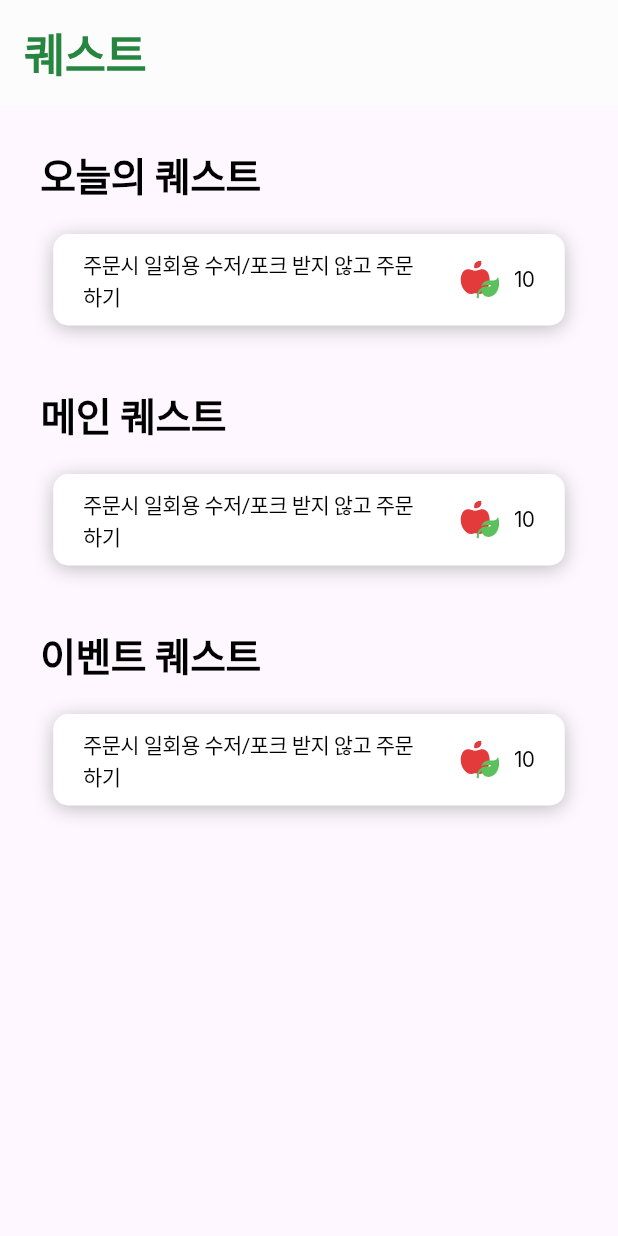
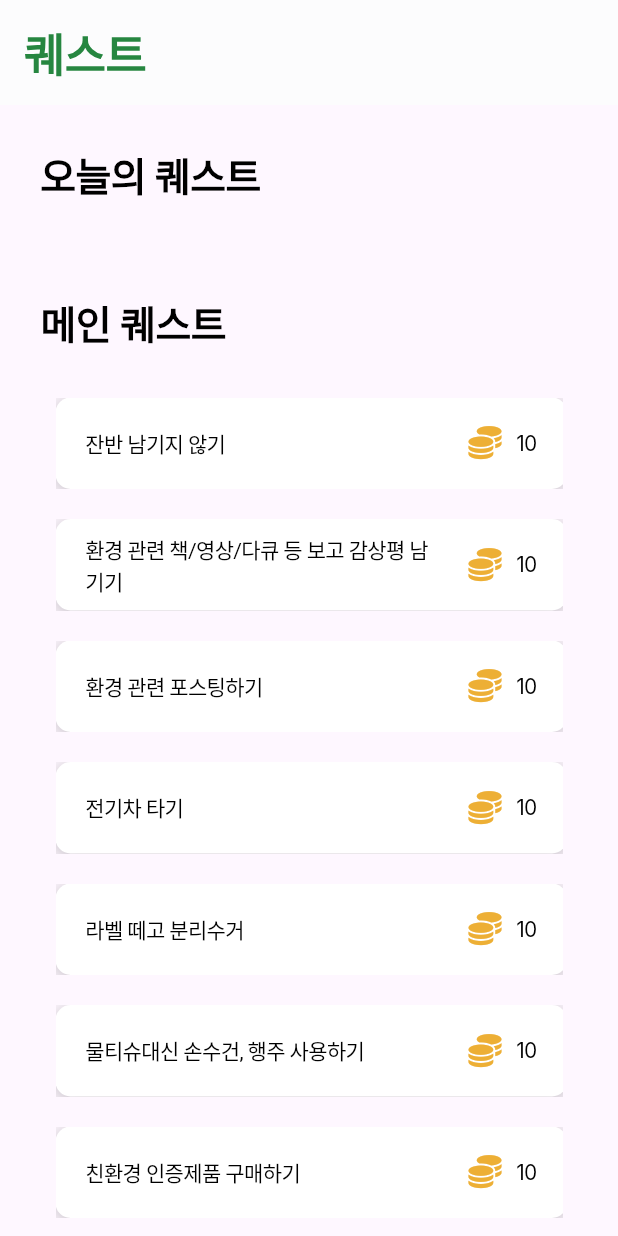
Before and after one commit to CLIP-CLImate-Protection/CLIP, a Flutter app: the screen it shows after launch, after a tap on "Go to Quest Page", on a phone screen of 412 x 824 dp. Run offline on Flutter 3.47's test engine with Material 3 defaults, Android fonts, the phone set to English and light mode, and no system bars; our stand-ins replace cloud_firestore, firebase_auth, firebase_core, flutter_svg, font_awesome_flutter, get and 2 more; missing offline and left inert: dart:html; accounts and stored records are empty; generated files the repository leaves out were written again; Roboto replaces fonts that are missing (Inter, Istok Web, Work Sans).

Commit message:
feat:add page

```diff
--- a/frontend/lib/fastAPI/models/Quest.dart
+++ b/frontend/lib/fastAPI/models/Quest.dart
@@ -2,21 +2,21 @@ class Quest {
   String? questName;
   String? questDescription;
   int? reward;
-  Enum? type;
+  String? type;
 
   Quest({this.questName, this.questDescription, this.reward, this.type});
 
   Quest.fromJson(Map<String, dynamic> json) {
-    questName = json['quest_name'];
-    questDescription = json['quest_description'];
+    questName = json['questName'];
+    questDescription = json['questDescription'];
     reward = json['reward'];
     type = json['type'];
   }
 
   Map<String, dynamic> toJson() {
     final Map<String, dynamic> data = <String, dynamic>{};
-    data['quest_name'] = questName;
-    data['quest_description'] = questDescription;
+    data['questName'] = questName;
+    data['questDescription'] = questDescription;
     data['reward'] = reward;
     data['type'] = type;
     return data;
--- a/frontend/lib/pages/quest/controller/quest_controller.dart
+++ b/frontend/lib/pages/quest/controller/quest_controller.dart
@@ -1,5 +1,36 @@
+import 'package:frontend/fastAPI/models/Quest.dart';
 import 'package:get/get.dart';
 
 class QuestMainController extends GetxController {
   static QuestMainController get instance => Get.find<QuestMainController>();
+
+  Future<void> getMainQuestList() async {
+    List<Map<String, dynamic>> fakeJsonData = [
+      {"questName": "잔반 남기지 않기", "questquestDescription": "Oh my god! Where are we?", "reward": 10, "type": "main"},
+      {"questName": "환경 관련 책/영상/다큐 등 보고 감상평 남기기", "questquestDescription": "I have no idea, but we need to find water and shelter fast!", "reward": 10},
+      {"questName": "환경 관련 포스팅하기", "questquestDescription": "But I can't see anything but sand here!", "reward": 10},
+      {"questName": "전기차 타기", "questquestDescription": "Let's start walking in that direction. Maybe we'll find something.", "reward": 10},
+      {
+        "questName": "라벨 떼고 분리수거",
+        "questDescription": "Oh my god! Where are we?Oh my god! Where are we?Oh my god! Where are we?Oh my god! Where are we?",
+        "reward": 10
+      },
+      {"questName": "물티슈대신 손수건, 행주 사용하기", "questDescription": "I have no idea, but we need to find water and shelter fast!", "reward": 10},
+      {"questName": "친환경 인증제품 구매하기", "questDescription": "Oh my god! Where are we?", "reward": 10},
+      {"questName": "친환경 비누 사용하기 ", "questDescription": "I have no idea, but we need to find water and shelter fast!", "reward": 10},
+      {"questName": "충전식 건전지 사용하기", "questDescription": "Oh my god! Where are we?", "reward": 10},
+      {"questName": "다 쓴 건전지는 폐건전지함에 넣기", "questDescription": "I have no idea", "reward": 10},
+      {"questName": "자전거 타기", "questDescription": "Oh my god! Where are we? gggggggg okay let's take a look.", "reward": 10},
+      {"questName": "여름/ 겨울철 적정온도 맞추기", "questDescription": "hello!", "reward": 10},
+      {"questName": "중고 거래하기", "questDescription": "Oh my god! Where are we?", "reward": 10},
+      {"questName": "나무 심기", "questDescription": "I have no idea, but we need to find water and shelter fast!", "reward": 10},
+      {"questName": "재생에너지 축제 참여하기", "questDescription": "I have no idea, but we need to find water and shelter fast!", "reward": 10},
+    ];
+
+    List<Quest> fakeTalkings = fakeJsonData.map((jsonData) => Quest.fromJson(jsonData)).toList();
+    questList.value = fakeTalkings;
+    questList.refresh();
+  }
+
+  RxList<Quest> questList = <Quest>[].obs;
 }
--- a/frontend/lib/pages/quest/view/component/quest_component.dart
+++ b/frontend/lib/pages/quest/view/component/quest_component.dart
@@ -1,13 +1,17 @@
 import 'package:flutter/material.dart';
 import 'package:flutter_svg/svg.dart';
+import 'package:font_awesome_flutter/font_awesome_flutter.dart';
+import 'package:frontend/fastAPI/models/Quest.dart';
 import 'package:frontend/pages/quest/controller/quest_controller.dart';
+import 'package:frontend/pages/quest/view/quest_each_view_page.dart';
+import 'package:get/get.dart';
+
+import '../../../../common/common.dart';
 
 class QuestComponent extends StatelessWidget {
-  const QuestComponent({super.key});
+  final Quest model;
 
-  //final Quest model;
-
-  //const QuestComponent({Key? key, required this.model}) : super(key: key);
+  const QuestComponent({Key? key, required this.model}) : super(key: key);
 
   @override
   Widget build(BuildContext context) {
@@ -16,7 +20,7 @@ class QuestComponent extends StatelessWidget {
     return InkWell(
         onTap: () async {
           //await controller.getQuest();
-          //Get.toNamed(QuestEachPage.url, arguments: model);
+          Get.toNamed(QuestEachPage.url, arguments: model);
         },
         child: SizedBox(
           width: 341,
@@ -48,13 +52,11 @@ class QuestComponent extends StatelessWidget {
                     child: Row(
                       crossAxisAlignment: CrossAxisAlignment.center,
                       children: [
-                        const SizedBox(
+                        SizedBox(
                           width: 231,
-                          //height: 42,
                           child: Text(
-                            '주문시 일회용 수저/포크 받지 않고 주문하기',
-                            //'${model.questName}',
-                            style: TextStyle(
+                            '${model.questName}',
+                            style: const TextStyle(
                               color: Colors.black,
                               fontSize: 14,
                               fontFamily: 'Istok Web',
@@ -64,21 +66,20 @@ class QuestComponent extends StatelessWidget {
                           ),
                         ),
                         const Spacer(),
-                        //model.type=='event'?
-                        SvgPicture.asset('assets/icons/event_apple.svg'),
-                        // : Icon(
-                        //   FontAwesomeIcons.coins,
-                        //   color: Color(Common.coinColor),
-                        //   size: 22,
-                        // ),
+                        model.type == 'event'
+                            ? SvgPicture.asset('assets/icons/event_apple.svg')
+                            : Icon(
+                                FontAwesomeIcons.coins,
+                                color: Color(Common.coinColor),
+                                size: 22,
+                              ),
                         const SizedBox(
                           width: 10,
                         ),
-                        const Text(
-                          '10',
-                          //'${model.reward}',
+                        Text(
+                          '${model.reward}',
                           textAlign: TextAlign.center,
-                          style: TextStyle(
+                          style: const TextStyle(
                             color: Colors.black,
                             fontSize: 14,
                             fontFamily: 'Inter',
--- a/frontend/lib/pages/quest/view/quest_each_view_page.dart
+++ b/frontend/lib/pages/quest/view/quest_each_view_page.dart
@@ -0,0 +1,12 @@
+import 'package:flutter/material.dart';
+
+class QuestEachPage extends StatelessWidget {
+  const QuestEachPage({super.key});
+
+  static const String url = '/quest/each';
+
+  @override
+  Widget build(BuildContext context) {
+    return const Scaffold();
+  }
+}
--- a/frontend/lib/pages/quest/view/quest_main_view_page.dart
+++ b/frontend/lib/pages/quest/view/quest_main_view_page.dart
@@ -1,7 +1,7 @@
 import 'package:flutter/material.dart';
 import 'package:frontend/common/common.dart';
+import 'package:frontend/fastAPI/models/Quest.dart';
 import 'package:frontend/pages/quest/view/component/quest_component.dart';
-import 'package:get/get.dart';
 
 import '../controller/quest_controller.dart';
 
@@ -12,7 +12,9 @@ class QuestMainPage extends StatelessWidget {
 
   @override
   Widget build(BuildContext context) {
-    final controller = Get.put(QuestMainController());
+    final Quest model;
+    final controller = QuestMainController.instance;
+    controller.getMainQuestList();
     return Scaffold(
       appBar: AppBar(
         toolbarHeight: 70.0,
@@ -32,13 +34,13 @@ class QuestMainPage extends StatelessWidget {
       ),
       body: SizedBox(
         width: Common.getWidth,
-        child: const SingleChildScrollView(
+        child: SingleChildScrollView(
           child: Padding(
-            padding: EdgeInsets.all(27.0),
+            padding: const EdgeInsets.all(27.0),
             child: Column(
               mainAxisAlignment: MainAxisAlignment.start,
               children: [
-                Row(
+                const Row(
                   children: [
                     Text(
                       '오늘의 퀘스트',
@@ -53,14 +55,14 @@ class QuestMainPage extends StatelessWidget {
                     ),
                   ],
                 ),
-                SizedBox(
+                const SizedBox(
                   height: 20,
                 ),
-                QuestComponent(),
-                SizedBox(
+                //QuestComponent(model: null,),
+                const SizedBox(
                   height: 40,
                 ),
-                Row(
+                const Row(
                   children: [
                     Text(
                       '메인 퀘스트',
@@ -75,14 +77,31 @@ class QuestMainPage extends StatelessWidget {
                     ),
                   ],
                 ),
-                SizedBox(
+                const SizedBox(
                   height: 20,
                 ),
-                QuestComponent(),
-                SizedBox(
+                Padding(
+                  padding: const EdgeInsets.symmetric(horizontal: 10),
+                  child: Column(
+                    children: [
+                      for (int index = 0; index < controller.questList.length; index++)
+                        Column(
+                          children: [
+                            if (index == 0) const SizedBox(height: 10),
+                            QuestComponent(
+                              model: controller.questList[index],
+                            ),
+                            if (index != controller.questList.length - 1) const SizedBox(height: 20),
+                          ],
+                        )
+                    ],
+                  ),
+                ),
+
+                const SizedBox(
                   height: 40,
                 ),
-                Row(
+                const Row(
                   children: [
                     Text(
                       '이벤트 퀘스트',
@@ -97,10 +116,10 @@ class QuestMainPage extends StatelessWidget {
                     ),
                   ],
                 ),
-                SizedBox(
+                const SizedBox(
                   height: 20,
                 ),
-                QuestComponent(),
+                // QuestComponent(),
               ],
             ),
           ),
```
